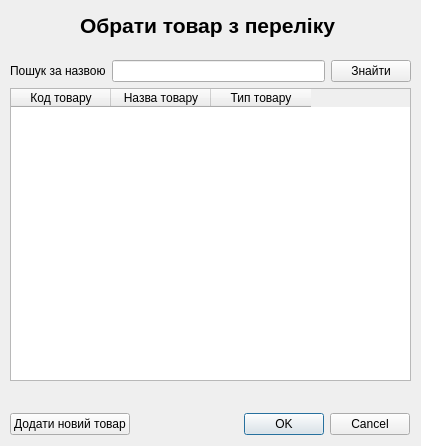
Above: productpicker.ui from stand-by/Qt_PostgreSQL_application before the change. Below: the same form after it.
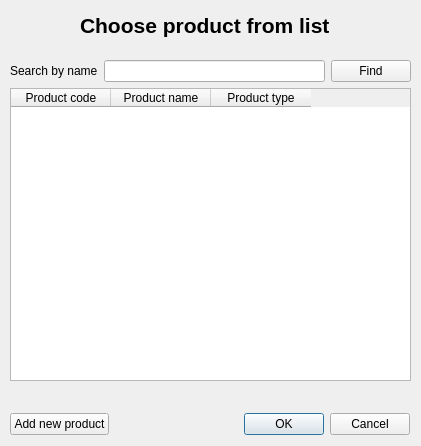
That is the form after the change. Custom widgets are drawn as their Qt base class.

```diff
--- a/productpicker.ui
+++ b/productpicker.ui
@@ -30,7 +30,7 @@
     </font>
    </property>
    <property name="text">
-    <string>Обрати товар з перелiку</string>
+    <string>Choose product from list</string>
    </property>
   </widget>
   <widget class="QWidget" name="layoutWidget">
@@ -49,14 +49,14 @@
     <item row="0" column="0">
      <widget class="QLabel" name="label_search">
       <property name="text">
-       <string>Пошук за назвою</string>
+       <string>Search by name</string>
       </property>
      </widget>
     </item>
     <item row="0" column="2">
      <widget class="QPushButton" name="pushButton_search">
       <property name="text">
-       <string>Знайти</string>
+       <string>Find</string>
       </property>
      </widget>
     </item>
@@ -64,17 +64,17 @@
      <widget class="EnhancedTableWidget" name="table_goods">
       <column>
        <property name="text">
-        <string>Код товару</string>
+        <string>Product code</string>
        </property>
       </column>
       <column>
        <property name="text">
-        <string>Назва товару</string>
+        <string>Product name</string>
        </property>
       </column>
       <column>
        <property name="text">
-        <string>Тип товару</string>
+        <string>Product type</string>
        </property>
       </column>
      </widget>
@@ -94,7 +94,7 @@
     <item row="0" column="0">
      <widget class="QPushButton" name="pushButton_addproduct">
       <property name="text">
-       <string>Додати новий товар</string>
+       <string>Add new product</string>
       </property>
      </widget>
     </item>
```
